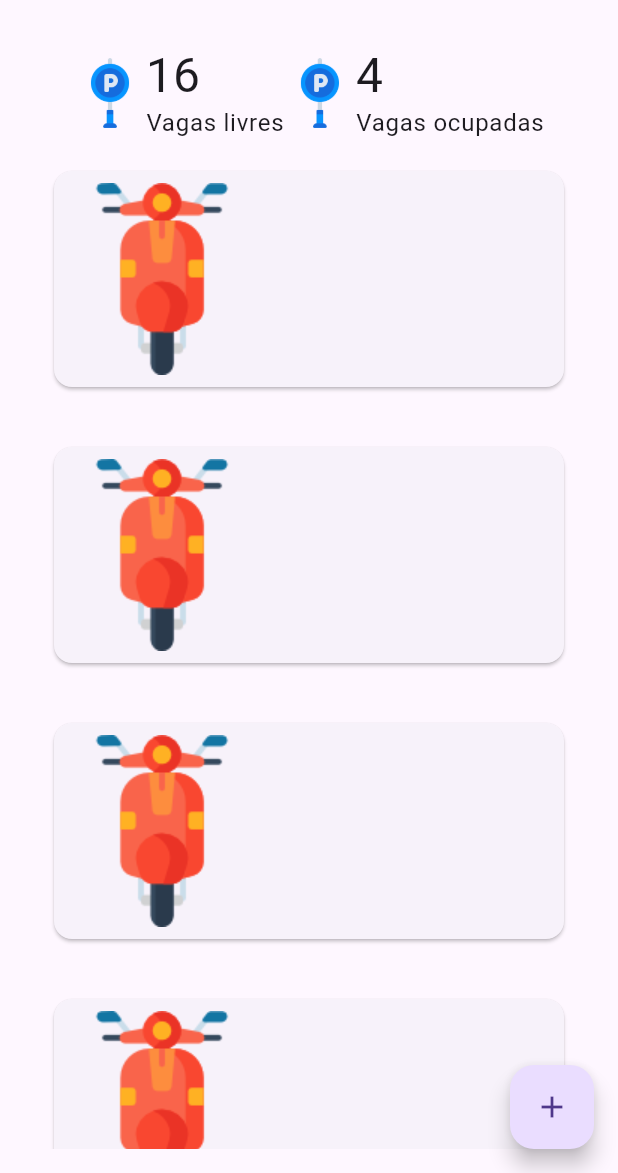
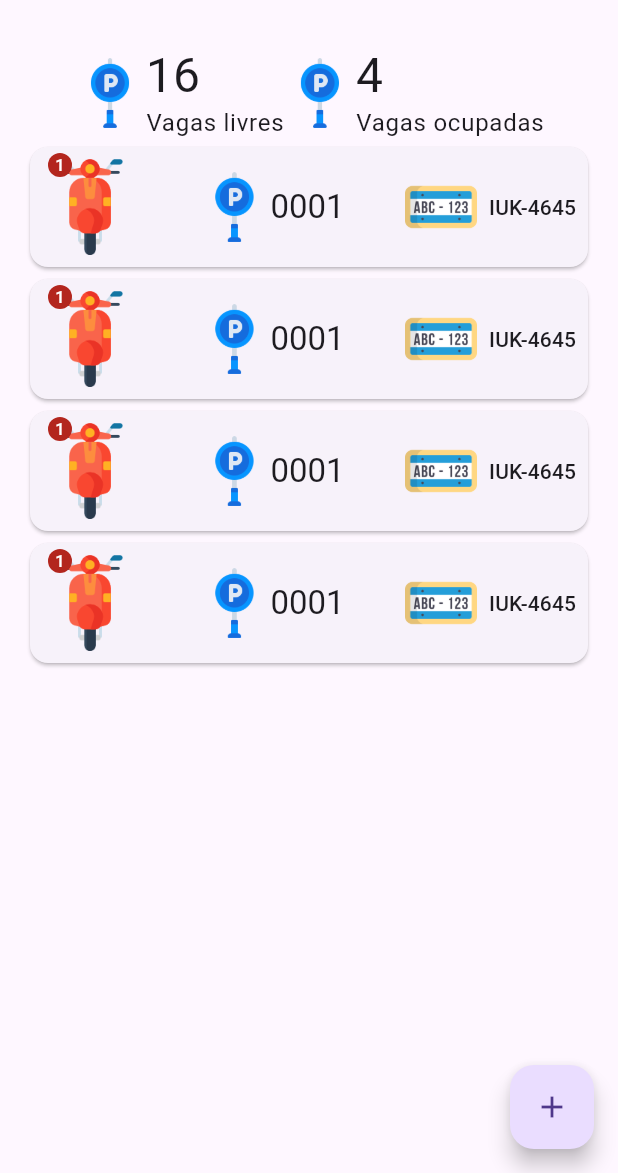
Before and after one commit to ProfessorAndersonChoren/appII_morning_juca_rio_grande, a Flutter app: the screen it shows after launch, on a phone screen of 412 x 824 dp, the part 63-1236 px from its top. Run offline on Flutter 3.47's test engine with Material 3 defaults, Android fonts, the phone set to English and light mode, and no system bars.

Commit message:
Projeto Parking - Tela de novos tickets

```diff
--- a/parking/lib/model/vacancy.dart
+++ b/parking/lib/model/vacancy.dart
@@ -10,4 +10,9 @@ class Vacancy {
     required this.description,
     required this.vehicleType,
   });
+
+  @override
+  String toString() {
+    return number.toString().padLeft(4, '0');
+  }
 }
--- a/parking/lib/screens/home/components/ticket_card.dart
+++ b/parking/lib/screens/home/components/ticket_card.dart
@@ -10,18 +10,48 @@ class TicketCard extends StatelessWidget {
 
   @override
   Widget build(BuildContext context) {
-    return Padding(
-      padding: const EdgeInsets.all(16),
-      child: Card(
+    return Card(
       child: Padding(
         padding: const EdgeInsets.all(8),
         child: Row(
+          mainAxisAlignment: MainAxisAlignment.spaceBetween,
+          children: [
+            Badge(
+              label: Text(
+                ticket.id.toString(),
+              ),
+              alignment: Alignment.topLeft,
+              child: Image.asset(
+                'assets/${ticket.vehicle.vehicleType.name}.png',
+                width: 64,
+              ),
+            ),
+            Row(
               children: [
                 Image.asset(
-                'assets/motorcycle.png',
+                  'assets/parking.png',
+                  width: 48,
+                ),
+                Text(
+                  ticket.vacancy.toString(),
+                  style: Theme.of(context).textTheme.titleLarge,
                 ),
               ],
             ),
+            Row(
+              children: [
+                Image.asset(
+                  'assets/plate.png',
+                  width: 48,
+                ),
+                const SizedBox(width: 8),
+                Text(
+                  ticket.vehicle.licensePlate,
+                  style: Theme.of(context).textTheme.labelLarge,
+                ),
+              ],
+            ),
+          ],
         ),
       ),
     );
--- a/parking/lib/screens/home/home.dart
+++ b/parking/lib/screens/home/home.dart
@@ -24,6 +24,7 @@ class Home extends StatelessWidget {
       vehicleType: VehicleType.motorcycle,
     );
     var ticket = Ticket(
+      id: 1,
       number: 124,
       vacancy: vacancy,
       vehicle: vehicle,
@@ -33,7 +34,9 @@ class Home extends StatelessWidget {
     return Scaffold(
       appBar: customAppBar('Parking Control'),
       floatingActionButton: FloatingActionButton(
-        onPressed: () {},
+        onPressed: () {
+          Navigator.pushNamed(context, 'new_ticket');
+        },
         child: const Icon(
           Icons.add,
         ),
```
Also changed, not shown: parking/lib/main.dart (+7 -2 lines), parking/lib/screens/new_ticket/new_ticket.dart (added, +15 -0 lines), 9 other files. Lines whose indentation alone changed are shown as unchanged.
